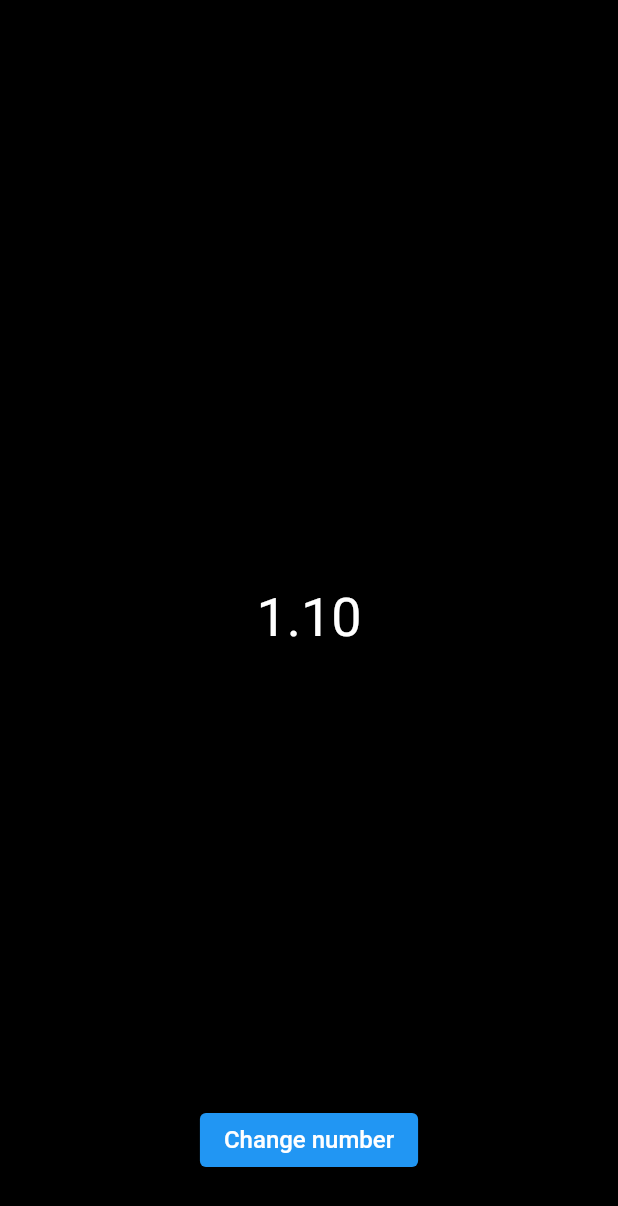
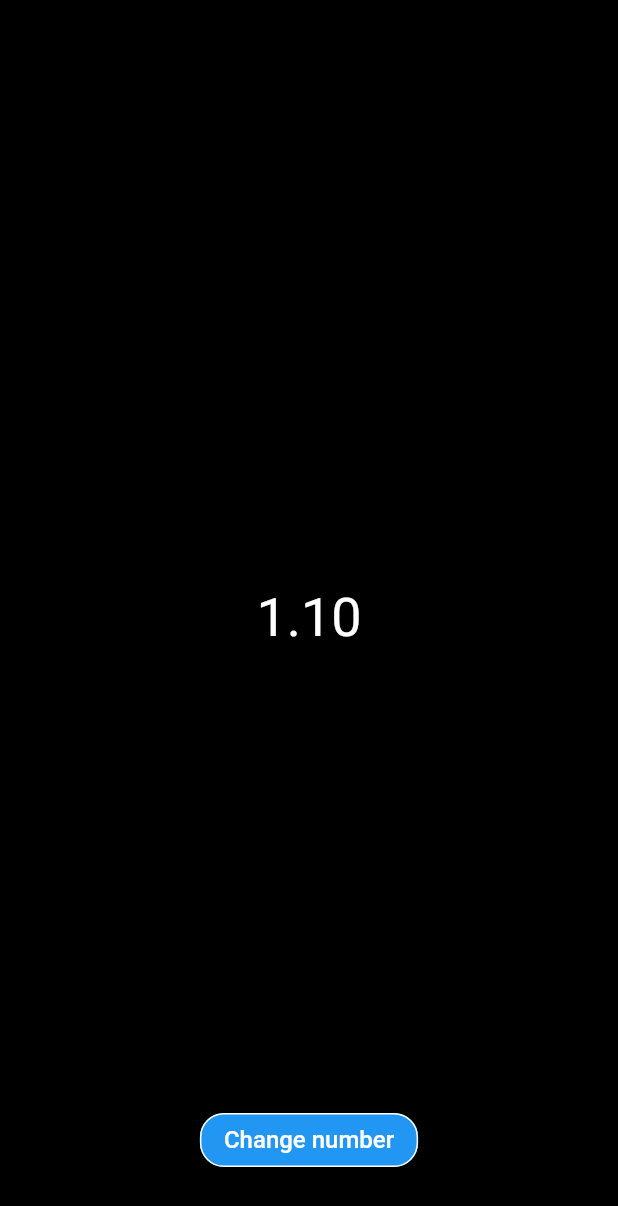
Before and after one commit to mihaab123/flutter_new_numbers, a Flutter app: the screen it shows after launch, on a phone screen of 412 x 824 dp. Shown: the top 1206 px of the screen. Run offline on Flutter 3.47's test engine with Material 2 defaults, Android fonts, the phone set to English and light mode, and no system bars.

Commit message:
add border

```diff
--- a/lib/main.dart
+++ b/lib/main.dart
@@ -63,6 +63,11 @@ class _MyHomePageState extends State<MyHomePage> {
           Positioned(
             bottom: 40,
             child: ElevatedButton(
+                style: ButtonStyle(
+                    shape: MaterialStateProperty.all<RoundedRectangleBorder>(
+                        RoundedRectangleBorder(
+                            borderRadius: BorderRadius.circular(16.0),
+                            side: const BorderSide(color: Colors.white)))),
                 onPressed: _incrementCounter,
                 child: const Text(
                   'Change number',
```
